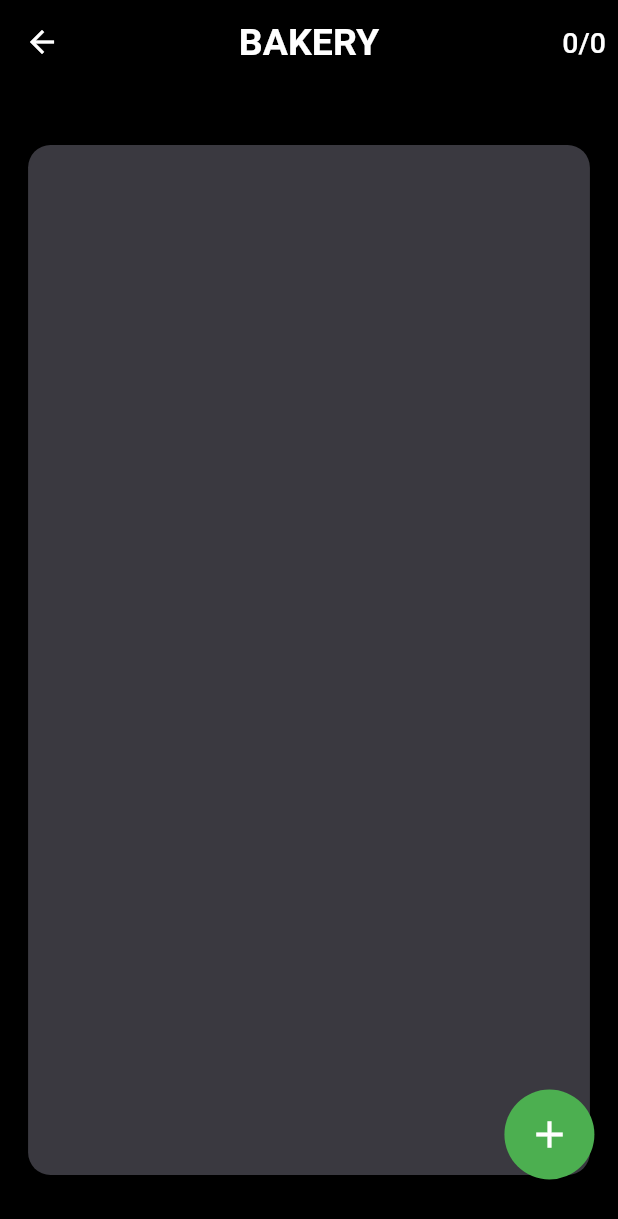
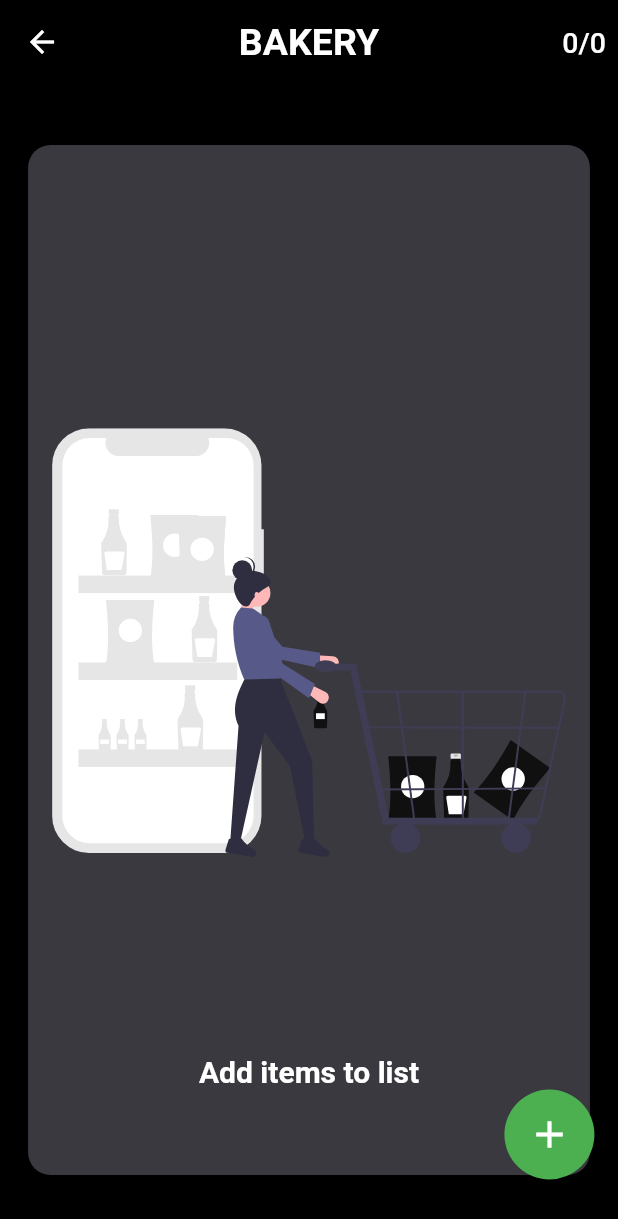
Before and after one commit to adarshbalu/un_check, a Flutter app: the screen it shows after launch, after a tap on "BAKERY", on a phone screen of 412 x 824 dp. Shown: the top 1219 px of the screen. Run offline on Flutter 3.47's test engine with Material 2 defaults, Android fonts, the phone set to English and light mode, and no system bars; our stand-ins replace flutter_svg, hive, hive_flutter; accounts and stored records are empty; generated files the repository leaves out were written again.

Commit message:
Added image illustration for empty list

```diff
--- a/lib/screens/details_screen.dart
+++ b/lib/screens/details_screen.dart
@@ -1,4 +1,5 @@
 import 'package:flutter/material.dart';
+import 'package:flutter_svg/flutter_svg.dart';
 import 'package:hive/hive.dart';
 import 'package:hive_flutter/hive_flutter.dart';
 import 'package:un_check/models/item.dart';
@@ -17,9 +18,11 @@ class DetailsScreen extends StatefulWidget {
 class _DetailsScreenState extends State<DetailsScreen> {
   int totalItems, completedItems;
   Box itemsBox;
+  List<Widget> itemCardWidgets;
   @override
   void initState() {
     totalItems = completedItems = 0;
+    itemCardWidgets = List<Widget>();
     itemsBox = Hive.box(itemsBoxName);
 
     super.initState();
@@ -62,10 +65,27 @@ class _DetailsScreenState extends State<DetailsScreen> {
                       borderRadius: BorderRadius.circular(15),
                       color: Color(0xff3A3940),
                     ),
-                    child: ListView(
-                      shrinkWrap: true,
-                      children: getAllItems(),
-                    ),
+                    child: itemCardWidgets.length > 0
+                        ? ListView(
+                            shrinkWrap: true,
+                            children: getAllItems(),
+                          )
+                        : Column(
+                            mainAxisAlignment: MainAxisAlignment.center,
+                            children: <Widget>[
+                              Container(
+                                height:
+                                    MediaQuery.of(context).size.height / 1.5,
+                                margin: EdgeInsets.only(left: 8, right: 8),
+                                child: SvgPicture.asset(emptyImage,
+                                    semanticsLabel: 'Empty'),
+                              ),
+                              Text(
+                                'Add items to list',
+                                style: itemDefaultTextStyle,
+                              ),
+                            ],
+                          ),
                   ),
                   Positioned(
                     bottom: 5,
@@ -101,7 +121,7 @@ class _DetailsScreenState extends State<DetailsScreen> {
   }
 
   List<Widget> getAllItems() {
-    List<Widget> itemCardWidgets = [];
+    itemCardWidgets = [];
 
     for (int i = 0; i < itemsBox.length; i++) {
       Item item = itemsBox.getAt(i);
--- a/lib/utils/constants.dart
+++ b/lib/utils/constants.dart
@@ -75,6 +75,7 @@ const String householdImage = 'assets/household.png';
 const String meatImage = 'assets/meat.png';
 const String pantryImage = 'assets/pantry.png';
 const String otherImage = 'assets/other.png';
+const String emptyImage = 'assets/empty.svg';
 
 const String bakery = 'bakery';
 const String study = 'study';
--- a/pubspec.yaml
+++ b/pubspec.yaml
@@ -31,6 +31,7 @@ dependencies:
   hive: ^1.4.1+1
   hive_flutter: ^0.3.0+2
   path_provider: ^1.3.0
+  flutter_svg: 0.17.2
 
 dependency_overrides:
   dartx: ^0.3.0
```
Also changed, not shown: assets/empty.svg (added), pubspec.lock.
